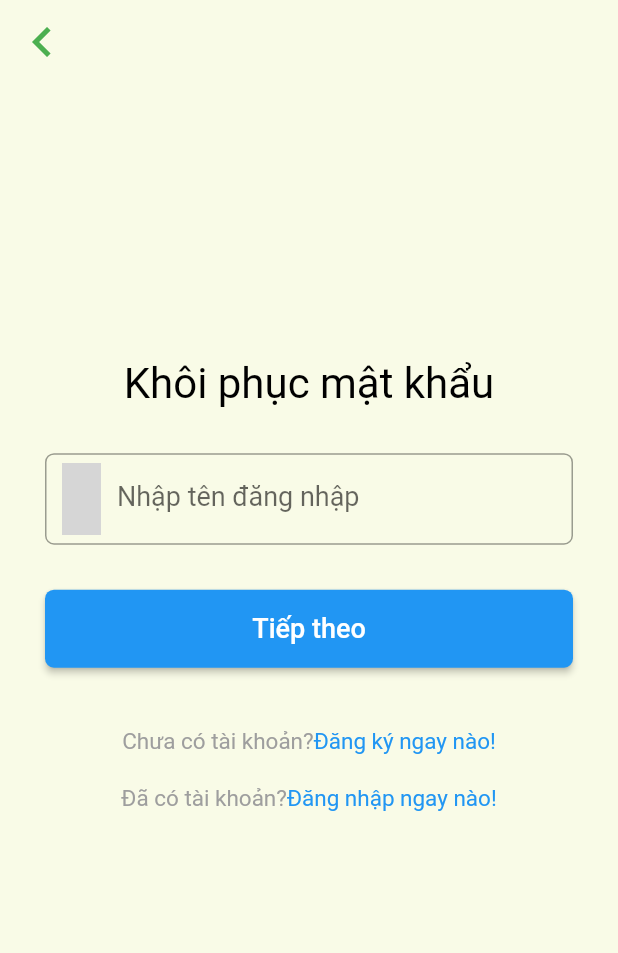
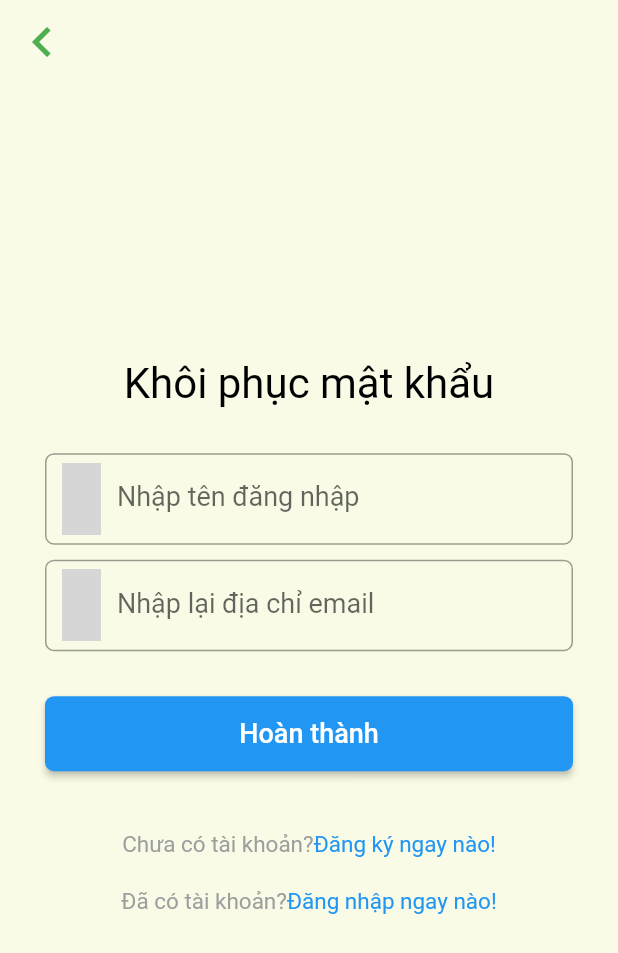
Before and after one commit to Casca113s2/craft-village-pollution-monitor, a Flutter app: the UserForgotPwPage screen opened directly, on a phone screen of 412 x 824 dp. Shown: the top 953 px of the screen. Run offline on Flutter 3.47's test engine with Material 2 defaults, Android fonts, the phone set to English and light mode, and no system bars; our stand-ins replace connectivity, geolocator, google_maps_flutter, image_picker, latlong, percent_indicator and 2 more; missing offline and left inert: excel, exif, geojson, masked_text, nice_button; accounts and stored records are empty; network calls fail; grey boxes are pictures that could not be loaded.

Commit message:
Fix forget password

```diff
--- a/Frontend/Mobile_Application/lib/src/blocs/auth_bloc.dart
+++ b/Frontend/Mobile_Application/lib/src/blocs/auth_bloc.dart
@@ -251,6 +251,11 @@ class AuthBloc {
     return _apiAuth.checkUsernameGetEmail(username, onSuccess, onError);
   }
 
+  void changeForgetPass(
+      String username, String email, Function onSuccess, Function(String) onError) {
+    return _apiAuth.changeForgetPass(username, email, onSuccess, onError);
+  }
+
   Future<String> isEmailCorrect(String username, String email,
       Function onSuccess, Function(String) onError) async {
     return _apiAuth.isEmailCorrect(username, email, onSuccess, onError);
--- a/Frontend/Mobile_Application/lib/src/resources/change_password_page.dart
+++ b/Frontend/Mobile_Application/lib/src/resources/change_password_page.dart
@@ -152,13 +152,13 @@ class _ChangePasswordState extends State<ChangePassword> {
   _onChangePassClicked() {
     var isValid = auth.isValidChangePass(
         _oldpassController.text, _passController.text, _repassController.text);
+
     if (isValid) {
       LoadingDialog.showLoadingDialog(context, LanguageConfig.getProcessing());
       auth.changePass(_oldpassController.text, _passController.text, () {
         LoadingDialog.hideLoadingDialog(context);
         MsgDialog.showMsgDialogAndPushToScreenPage(
             context, LanguageConfig.getNotice(), LanguageConfig.getChangePasswordInfo());
-
       }, (msg) {
         LoadingDialog.hideLoadingDialog(context);
         MsgDialog.showMsgDialog(context, LanguageConfig.getNotice(), msg);
--- a/Frontend/Mobile_Application/lib/src/resources/forgot_password/email_forgot_pw_page.dart
+++ b/Frontend/Mobile_Application/lib/src/resources/forgot_password/email_forgot_pw_page.dart
@@ -10,7 +10,8 @@ class EmailForgotPwPage extends StatefulWidget {
   String username;
   EmailForgotPwPage(this.username, this.email);
   @override
-  _EmailForgotPwPageState createState() => _EmailForgotPwPageState(this.username, this.email);
+  _EmailForgotPwPageState createState() =>
+      _EmailForgotPwPageState(this.username, this.email);
 }
 
 double _height;
@@ -20,7 +21,7 @@ class _EmailForgotPwPageState extends State<EmailForgotPwPage> {
 //   }
   String email;
   String username;
-  _EmailForgotPwPageState(this.username , this.email);
+  _EmailForgotPwPageState(this.username, this.email);
   TextEditingController _emailController = new TextEditingController();
   TextEditingController _reEmailController = new TextEditingController();
 
@@ -29,6 +30,7 @@ String username;
   @override
   void initState() {
     super.initState();
+    print("Name: " + username.toString() + " Email: " + email.toString());
     for (int i = 0; i < email.length - 2; i++) {
       starFormat += '*';
     }
@@ -65,7 +67,7 @@ String username;
           child: Column(
             children: <Widget>[
               Padding(
-                padding: EdgeInsets.fromLTRB(0, _height/4.5, 0, 0),
+                padding: EdgeInsets.fromLTRB(0, _height / 4.5, 0, 0),
                 child: Text(
                   "Xác minh email",
                   style: TextStyle(color: Colors.black, fontSize: 28),
@@ -140,18 +142,16 @@ String username;
       MsgDialog.showMsgDialog(context, "Thông báo", "Sai tài khoản email");
     } else {
       var auth = MyApp.of(context).auth;
-      await auth.isEmailCorrect(username, email, () {
-
-      }, (msg) {
+      await auth.isEmailCorrect(username, email, () {}, (msg) {
         LoadingDialog.hideLoadingDialog(context);
         MsgDialog.showMsgDialog(context, "Đăng nhập", msg);
-      }).then((value){
+      }).then((value) {
         print("value : " + value);
-        if(value == "true"){
-
+        if (value == "true") {
           LoadingDialog.hideLoadingDialog(context);
-        MsgDialog.showMsgDialogAndBackToLogin(context, "Thành công", "Vui lòng kiểm tra email");
-        }else{
+          MsgDialog.showMsgDialogAndBackToLogin(
+              context, "Thành công", "Vui lòng kiểm tra email");
+        } else {
           LoadingDialog.hideLoadingDialog(context);
           MsgDialog.showMsgDialog(context, "Thất bại", "Có lỗi khi kiểm tra");
         }
--- a/Frontend/Mobile_Application/lib/src/resources/forgot_password/user_forgot_pw_page.dart
+++ b/Frontend/Mobile_Application/lib/src/resources/forgot_password/user_forgot_pw_page.dart
@@ -7,6 +7,7 @@ import 'package:fl_nynberapp/src/resources/register_page.dart';
 import 'package:fl_nynberapp/src/resources/theme/colors/light_colors.dart';
 import 'package:flutter/gestures.dart';
 import 'package:flutter/material.dart';
+
 class UserForgotPwPage extends StatefulWidget {
   @override
   _UserForgotPwPageState createState() => _UserForgotPwPageState();
@@ -17,6 +18,7 @@ double _width;
 
 class _UserForgotPwPageState extends State<UserForgotPwPage> {
   TextEditingController _usernameController = new TextEditingController();
+  TextEditingController _emailController = new TextEditingController();
 
   @override
   void initState() {
@@ -51,10 +53,8 @@ class _UserForgotPwPageState extends State<UserForgotPwPage> {
           //wrap tất cả thằng con thành 1 scroll, tránh thiết bị bị nhỏ
           child: Column(
             children: <Widget>[
-
-
               Padding(
-                padding: EdgeInsets.fromLTRB(0, _height/4.5, 0, 0),
+                padding: EdgeInsets.fromLTRB(0, _height / 4.5, 0, 0),
                 child: Text(
                   "Khôi phục mật khẩu",
                   style: TextStyle(color: Colors.black, fontSize: 28),
@@ -78,6 +78,24 @@ class _UserForgotPwPageState extends State<UserForgotPwPage> {
                           borderRadius: BorderRadius.all(Radius.circular(6)))),
                 ),
               ),
+              Padding(
+                padding: EdgeInsets.fromLTRB(0, 0, 0, 10),
+                child: TextField(
+                  controller: _emailController,
+                  style: TextStyle(color: Colors.black, fontSize: 18),
+                  decoration: InputDecoration(
+                      labelText: "Nhập lại địa chỉ email",
+                      prefixIcon: Container(
+                        padding: EdgeInsets.fromLTRB(11, 0, 11, 0),
+                        width: 5,
+                        child: Image.asset("ic_email.png"),
+                      ),
+                      border: OutlineInputBorder(
+                          borderSide:
+                              BorderSide(color: Color(0xffCED002), width: 1),
+                          borderRadius: BorderRadius.all(Radius.circular(6)))),
+                ),
+              ),
               Visibility(
                   visible: false,
                   child: Container(
@@ -92,20 +110,19 @@ class _UserForgotPwPageState extends State<UserForgotPwPage> {
                 padding: EdgeInsets.fromLTRB(0, 20, 0, 20),
                 child: SizedBox(
                   width: double.infinity,
-                  height: 52,
+                  height: 50,
                   child: RaisedButton(
                     color: Colors.blue,
                     onPressed: () {
-                      _onCheckUsername();
+                      _onChangeForgetPassword();
                     },
-                    child: Text("Tiếp theo",
+                    child: Text("Hoàn thành",
                         style: TextStyle(color: Colors.white, fontSize: 18)),
                     shape: RoundedRectangleBorder(
                         borderRadius: BorderRadius.all(Radius.circular(6))),
                   ),
                 ),
               ),
-
               SizedBox(
                 height: 20,
               ),
@@ -126,7 +143,6 @@ class _UserForgotPwPageState extends State<UserForgotPwPage> {
                           style: TextStyle(color: Colors.blue, fontSize: 15)),
                     ]),
               ),
-
               SizedBox(
                 height: 20,
               ),
@@ -154,27 +170,42 @@ class _UserForgotPwPageState extends State<UserForgotPwPage> {
     );
   }
 
-  _onCheckUsername() async {
+  // _onCheckUsername() async {
+  //   String name = _usernameController.text;
+  //   // print(name);
+  //   var auth = MyApp.of(context).auth;
+  //   LoadingDialog.showLoadingDialog(context, "Đang xử lý...");
+  //   await auth.checkUsernameGetEmail(name, () {
+  //     LoadingDialog.hideLoadingDialog(context);
+  //     MsgDialog.showMsgDialog(context, "Thông báo", "Thành công");
+  //   }, (msg) {
+  //     LoadingDialog.hideLoadingDialog(context);
+  //     MsgDialog.showMsgDialog(context, "Thông báo", msg);
+  //   }).then((email) {
+  //     if (email != null && email != "") {
+  //       LoadingDialog.hideLoadingDialog(context);
+  //       Navigator.of(context).push(MaterialPageRoute(
+  //           builder: (context) => EmailForgotPwPage(name, email)));
+  //     } else {
+  //       LoadingDialog.hideLoadingDialog(context);
+  //       MsgDialog.showMsgDialog(
+  //           context, "Thông báo", "Không tồn tại tên đăng nhập này");
+  //     }
+  //   });
+  // }
+
+  _onChangeForgetPassword() async {
     String name = _usernameController.text;
+    String email = _emailController.text;
     // print(name);
     var auth = MyApp.of(context).auth;
     LoadingDialog.showLoadingDialog(context, "Đang xử lý...");
-    await auth.checkUsernameGetEmail(name, () {
+    await auth.changeForgetPass(name, email, () {
       LoadingDialog.hideLoadingDialog(context);
-      MsgDialog.showMsgDialog(context, "Thông báo", "Thành công");
+      MsgDialog.showMsgDialogAndBackToLogin(context, "Thông báo", "Thành công");
     }, (msg) {
       LoadingDialog.hideLoadingDialog(context);
       MsgDialog.showMsgDialog(context, "Thông báo", msg);
-    }).then((email) {
-      if (email != null && email != "") {
-        LoadingDialog.hideLoadingDialog(context);
-        Navigator.of(context).push(
-            MaterialPageRoute(builder: (context) => EmailForgotPwPage(name, email)));
-
-      }else{
-        LoadingDialog.hideLoadingDialog(context);
-      MsgDialog.showMsgDialog(context, "Thông báo", "Không tồn tại tên đăng nhập này");
-      }
     });
   }
 }
--- a/Frontend/Mobile_Application/lib/src/resources/home_page.dart
+++ b/Frontend/Mobile_Application/lib/src/resources/home_page.dart
@@ -226,7 +226,7 @@ class _HomePageState extends State<HomePage> with WidgetsBindingObserver {
         if (element.languageName == checkLanguage) selectedLanguage = element;
       });
     } else
-      selectedLanguage = lsLanguage[1];
+      selectedLanguage = lsLanguage[0];
   }
 
   //Checks the connection status of the device
```
Also changed, not shown: Frontend/Mobile_Application/lib/src/api/api_auth.dart (+40 -5 lines), API_AI/imageToSave.png, 1 other file. Lines whose indentation alone changed are shown as unchanged.
